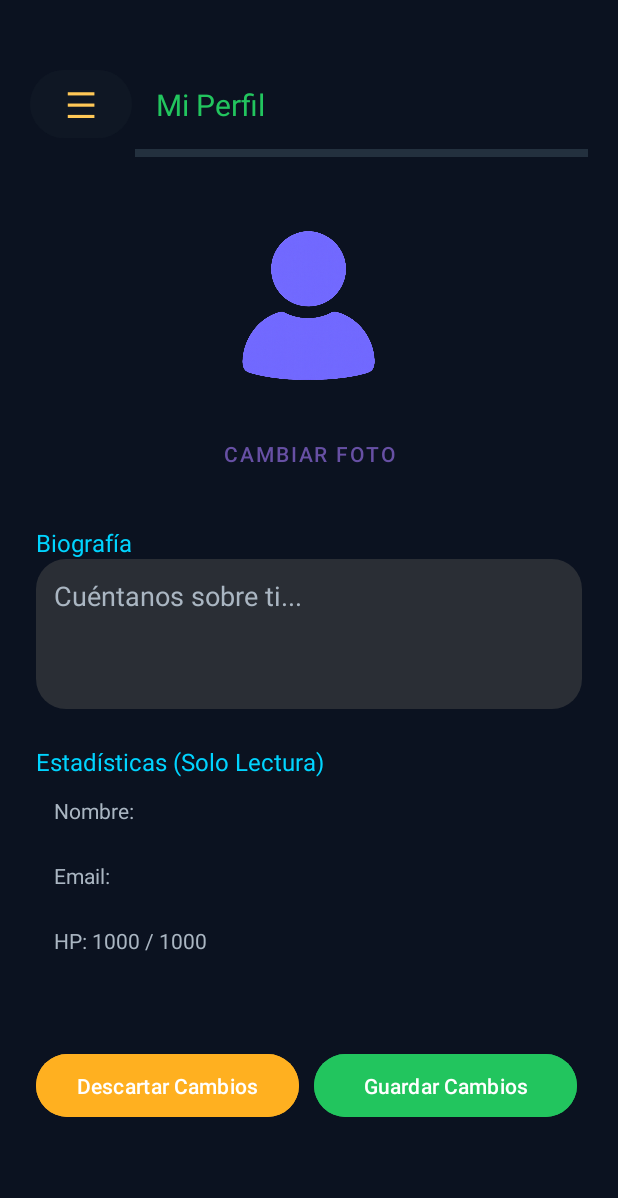
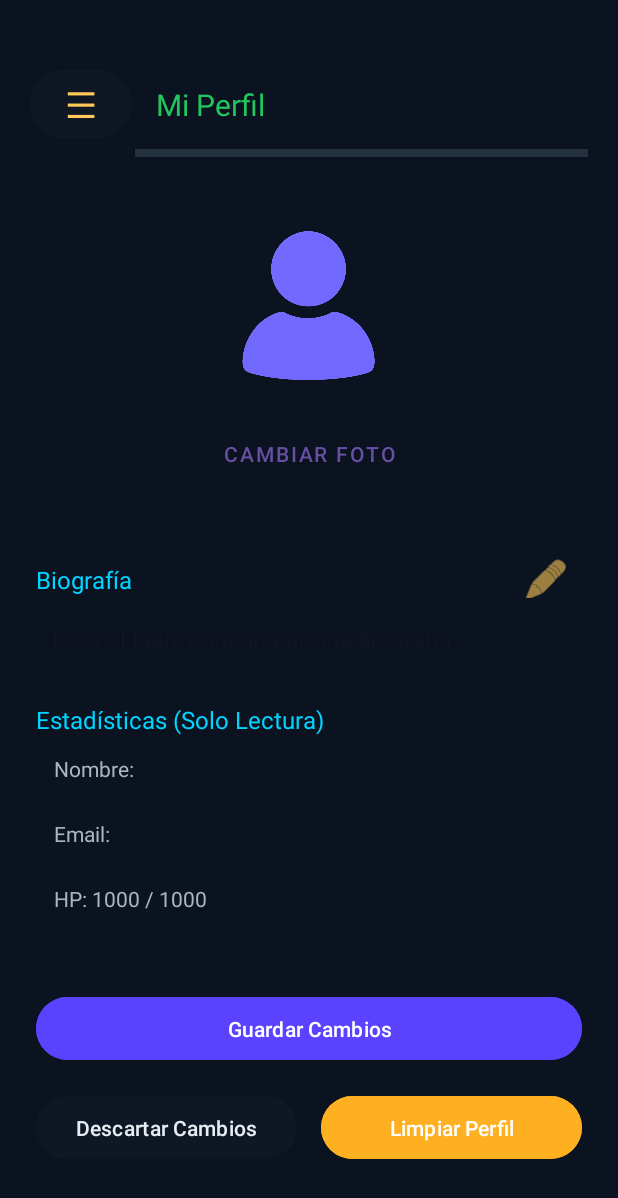
Before and after one commit to Bcio01/InfinityLive, an Android app: the PerfilActivity screen opened directly, with no data from a screen before it, on a phone screen of 412 x 824 dp. Shown: the top 1198 px of the screen. Run offline under Robolectric (Android 15) with nearby library versions, the light colour scheme and no system bars; our stand-ins replace Firebase (no records; nobody signed in at launch, a user with empty details on screens opened directly); 1 statement that could not run was skipped.

Commit message:
Edicion de vista perfil

```diff
--- a/app/src/main/res/layout/activity_perfil.xml
+++ b/app/src/main/res/layout/activity_perfil.xml
@@ -4,8 +4,8 @@
     xmlns:tools="http://schemas.android.com/tools"
     android:layout_width="match_parent"
     android:layout_height="match_parent"
+    android:background="@color/background"
     android:orientation="vertical"
-    android:background="@color/background"
     tools:context=".PerfilActivity">
 
     <ScrollView
@@ -24,8 +24,8 @@
                 android:gravity="center_vertical"
                 android:orientation="horizontal"
                 android:paddingStart="20sp"
-                android:paddingEnd="20sp"
-                android:paddingTop="40sp">
+                android:paddingTop="40sp"
+                android:paddingEnd="20sp">
                 <Button
                     android:id="@+id/btnMenu"
                     android:layout_width="wrap_content"
@@ -73,24 +73,40 @@
                     android:layout_gravity="center_horizontal"
                     android:text="Cambiar Foto" />
 
+                <LinearLayout
+                    android:layout_width="match_parent"
+                    android:layout_height="wrap_content"
+                    android:gravity="center_vertical"
+                    android:orientation="horizontal">
                     <TextView
-                    android:layout_width="wrap_content"
+                        android:layout_width="0dp"
+                        android:layout_weight="1"
                         android:layout_height="wrap_content"
                         android:layout_marginTop="24dp"
                         android:text="Biografía"
                         android:textColor="@color/acent"
                         android:textSize="16sp"/>
-                <EditText
-                    android:id="@+id/etBiografia"
+                    <ImageButton
+                        android:id="@+id/btnEditarBiografia"
+                        android:layout_width="48dp"
+                        android:layout_height="48dp"
+                        android:layout_marginTop="24dp"
+                        android:src="@android:drawable/ic_menu_edit"
+                        app:tint="@color/primary"
+                        android:background="?attr/selectableItemBackgroundBorderless"/>
+                </LinearLayout>
+
+                <TextView
+                    android:id="@+id/tvBiografia"
                     android:layout_width="match_parent"
                     android:layout_height="wrap_content"
-                    android:minHeight="100dp"
-                    android:gravity="top"
-                    android:hint="Cuéntanos sobre ti..."
-                    android:background="@drawable/rounded_input"
-                    android:inputType="textMultiLine"
+                    android:layout_marginTop="8dp"
+                    android:padding="8dp"
                     android:textColor="@color/text_primary"
-                    android:textColorHint="@color/text_secondary" />
+                    android:textSize="16sp"
+                    android:hint="Toca el lápiz para añadir una biografía..."
+                    tools:text="Aquí va la biografía del usuario..." />
+
 
                 <TextView
                     android:layout_width="wrap_content"
@@ -105,51 +121,55 @@
                     android:layout_height="wrap_content"
                     android:padding="12dp"
                     android:textColor="@color/text_secondary"
-                    tools:text="Nombre: Camilo Suarez"/>
+                    tools:text="Nombre: Camilo Suarez" />
                 <TextView
                     android:id="@+id/tvPerfilEmail"
                     android:layout_width="match_parent"
                     android:layout_height="wrap_content"
                     android:padding="12dp"
                     android:textColor="@color/text_secondary"
-                    tools:text="Email: c.suarez@gmail.com"/>
+                    tools:text="Email: c.suarez@gmail.com" />
                 <TextView
                     android:id="@+id/tvPerfilHp"
                     android:layout_width="match_parent"
                     android:layout_height="wrap_content"
                     android:padding="12dp"
                     android:textColor="@color/text_secondary"
-                    tools:text="HP: 1000 / 1000"/>
+                    tools:text="HP: 1000 / 1000" />
 
+                <Button
+                    android:id="@+id/btnGuardarPerfil"
+                    android:layout_width="match_parent"
+                    android:layout_height="50sp"
+                    android:layout_marginTop="40dp"
+                    android:text="Guardar Cambios"
+                    android:backgroundTint="@color/achievement"/>
 
                 <LinearLayout
                     android:layout_width="match_parent"
                     android:layout_height="wrap_content"
-                    android:layout_marginTop="50dp"
                     android:orientation="horizontal"
-                    android:layout_gravity="center">
+                    android:layout_marginTop="16dp">
 
                     <Button
                         android:id="@+id/btnDescartarPerfil"
-                        android:layout_width="175sp"
+                        android:layout_width="0dp"
                         android:layout_height="50sp"
-                        android:layout_gravity="center_horizontal"
-                        android:layout_marginRight="10sp"
-                        android:text="Descartar Cambios"
-                        android:backgroundTint="@color/warning"/>
-
+                        android:layout_weight="1"
+                        android:layout_marginEnd="8dp"
+                        android:backgroundTint="@color/surface"
+                        android:textColor="@color/text_primary"
+                        android:text="Descartar Cambios" />
 
                     <Button
-                        android:id="@+id/btnGuardarPerfil"
-                        android:layout_width="175sp"
+                        android:id="@+id/btnEliminarPerfil"
+                        android:layout_width="0dp"
                         android:layout_height="50sp"
-                        android:layout_gravity="center_horizontal"
-                        android:text="Guardar Cambios"
-                        android:backgroundTint="@color/success"/>
-
-
+                        android:layout_weight="1"
+                        android:layout_marginStart="8dp"
+                        android:backgroundTint="@color/warning"
+                        android:text="Limpiar Perfil" />
                 </LinearLayout>
-
 
             </LinearLayout>
         </LinearLayout>
```
Lines whose indentation alone changed are shown as unchanged.
